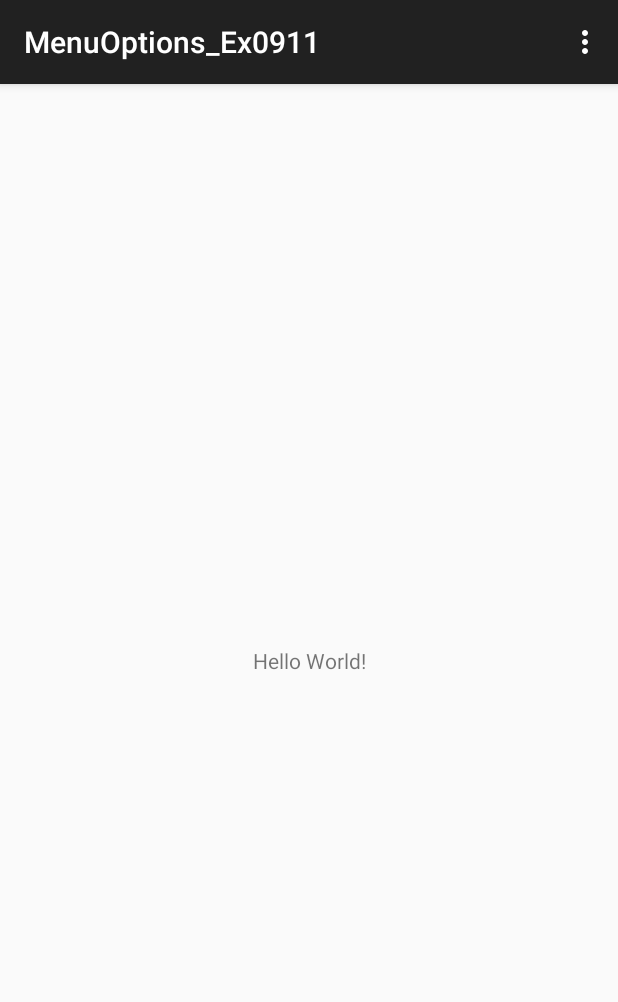
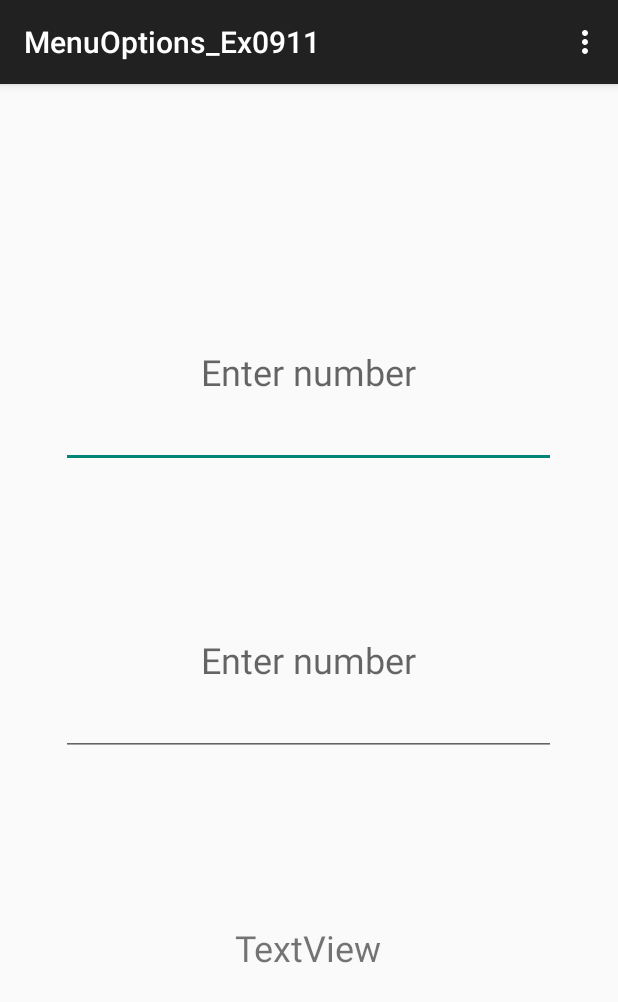
Before and after one commit to tv0823/MenuOptions_Ex0911, an Android app: the screen it shows after launch (MainActivity), on a phone screen of 412 x 824 dp. Shown: the top 1002 px of the screen. Run offline under Robolectric (Android 15) with nearby library versions, the phone set to English and light mode, and no system bars.

Commit message:
xml done

```diff
--- a/app/src/main/java/com/example/menuoptions_ex0911/MainActivity.java
+++ b/app/src/main/java/com/example/menuoptions_ex0911/MainActivity.java
@@ -2,8 +2,10 @@ package com.example.menuoptions_ex0911;
 
 import android.os.Bundle;
 import android.view.Menu;
+import android.view.MenuItem;
 
 import androidx.activity.EdgeToEdge;
+import androidx.annotation.Nullable;
 import androidx.appcompat.app.AppCompatActivity;
 import androidx.core.graphics.Insets;
 import androidx.core.view.ViewCompat;
@@ -22,4 +24,25 @@ public class MainActivity extends AppCompatActivity {
         getMenuInflater().inflate(R.menu.main, menu);
         return super.onCreateOptionsMenu (menu);
     }
+
+    public boolean onOptionsItemSelected(@Nullable MenuItem item) {
+        int id = item.getItemId();
+
+        if(id == R.id.plusMi) {
+
+        } else if(id == R.id.minusMi) {
+
+        } else if (id == R.id.multMi) {
+
+        } else if (id == R.id.divideMi) {
+
+        } else {
+
+        }
+        return true;
+    }
+
+    public boolean inputChecks(String st) {
+
+    }
 }
--- a/app/src/main/res/layout/activity_main.xml
+++ b/app/src/main/res/layout/activity_main.xml
@@ -1,5 +1,5 @@
 <?xml version="1.0" encoding="utf-8"?>
-<androidx.constraintlayout.widget.ConstraintLayout xmlns:android="http://schemas.android.com/apk/res/android"
+<LinearLayout xmlns:android="http://schemas.android.com/apk/res/android"
     xmlns:app="http://schemas.android.com/apk/res-auto"
     xmlns:tools="http://schemas.android.com/tools"
     android:id="@+id/main"
@@ -7,13 +7,113 @@
     android:layout_height="match_parent"
     tools:context=".MainActivity">
 
-    <TextView
-        android:layout_width="wrap_content"
-        android:layout_height="wrap_content"
-        android:text="Hello World!"
-        app:layout_constraintBottom_toBottomOf="parent"
-        app:layout_constraintEnd_toEndOf="parent"
-        app:layout_constraintStart_toStartOf="parent"
-        app:layout_constraintTop_toTopOf="parent" />
+    <LinearLayout
+        android:layout_width="match_parent"
+        android:layout_height="match_parent"
+        android:orientation="vertical">
 
-</androidx.constraintlayout.widget.ConstraintLayout>
+        <Space
+            android:layout_width="match_parent"
+            android:layout_height="0dp"
+            android:layout_weight="10" />
+
+        <LinearLayout
+            android:layout_width="match_parent"
+            android:layout_height="0dp"
+            android:layout_weight="10"
+            android:orientation="horizontal">
+
+            <Space
+                android:layout_width="0dp"
+                android:layout_height="match_parent"
+                android:layout_weight="10" />
+
+            <EditText
+                android:id="@+id/num1Et"
+                android:layout_width="0dp"
+                android:layout_height="match_parent"
+                android:layout_weight="80"
+                android:ems="10"
+                android:gravity="center_horizontal|center_vertical"
+                android:hint="Enter number"
+                android:inputType="numberSigned|numberDecimal"
+                android:textSize="24sp" />
+
+            <Space
+                android:layout_width="0dp"
+                android:layout_height="match_parent"
+                android:layout_weight="10" />
+        </LinearLayout>
+
+        <Space
+            android:layout_width="match_parent"
+            android:layout_height="0dp"
+            android:layout_weight="5" />
+
+        <LinearLayout
+            android:layout_width="match_parent"
+            android:layout_height="0dp"
+            android:layout_weight="10"
+            android:orientation="horizontal">
+
+            <Space
+                android:layout_width="0dp"
+                android:layout_height="match_parent"
+                android:layout_weight="10" />
+
+            <EditText
+                android:id="@+id/num2Et"
+                android:layout_width="0dp"
+                android:layout_height="match_parent"
+                android:layout_weight="80"
+                android:ems="10"
+                android:gravity="center_horizontal|center_vertical"
+                android:hint="Enter number"
+                android:inputType="numberSigned|numberDecimal"
+                android:textSize="24sp" />
+
+            <Space
+                android:layout_width="0dp"
+                android:layout_height="match_parent"
+                android:layout_weight="10" />
+        </LinearLayout>
+
+        <Space
+            android:layout_width="match_parent"
+            android:layout_height="0dp"
+            android:layout_weight="5" />
+
+        <LinearLayout
+            android:layout_width="match_parent"
+            android:layout_height="0dp"
+            android:layout_weight="10"
+            android:orientation="horizontal">
+
+            <Space
+                android:layout_width="0dp"
+                android:layout_height="match_parent"
+                android:layout_weight="10" />
+
+            <TextView
+                android:id="@+id/textView"
+                android:layout_width="0dp"
+                android:layout_height="match_parent"
+                android:layout_weight="80"
+                android:gravity="center_horizontal|center_vertical"
+                android:hint="Enter number"
+                android:text="TextView"
+                android:textSize="24sp" />
+
+            <Space
+                android:layout_width="0dp"
+                android:layout_height="match_parent"
+                android:layout_weight="10" />
+
+        </LinearLayout>
+
+        <Space
+            android:layout_width="match_parent"
+            android:layout_height="0dp"
+            android:layout_weight="10" />
+    </LinearLayout>
+</LinearLayout>
```
